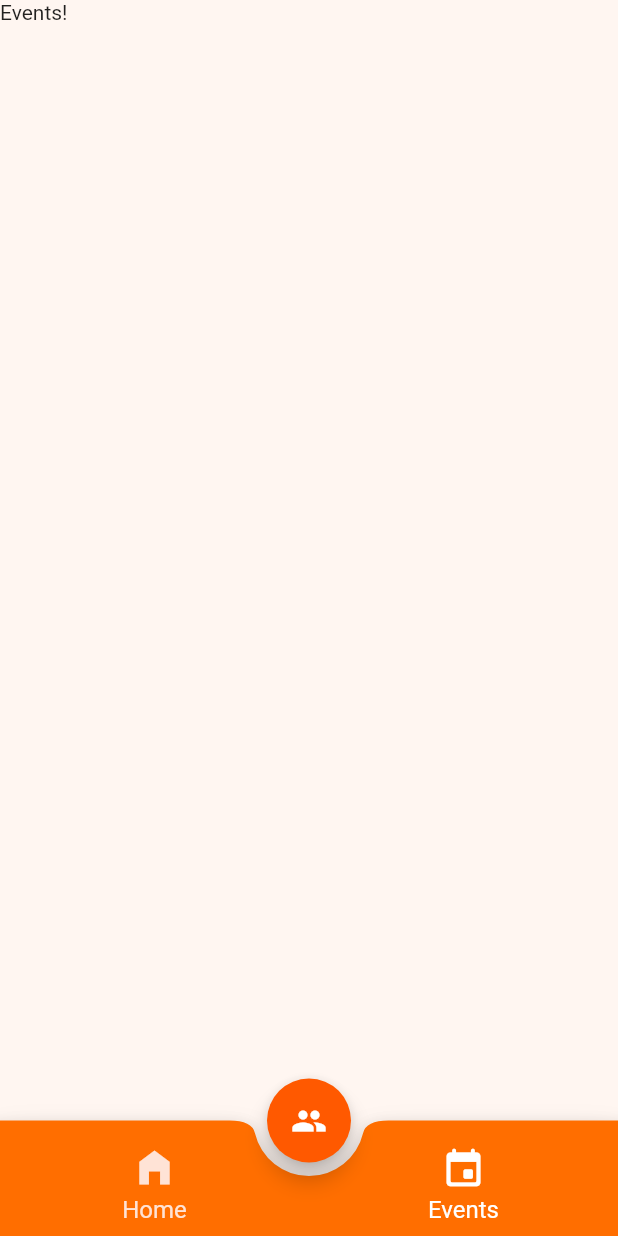
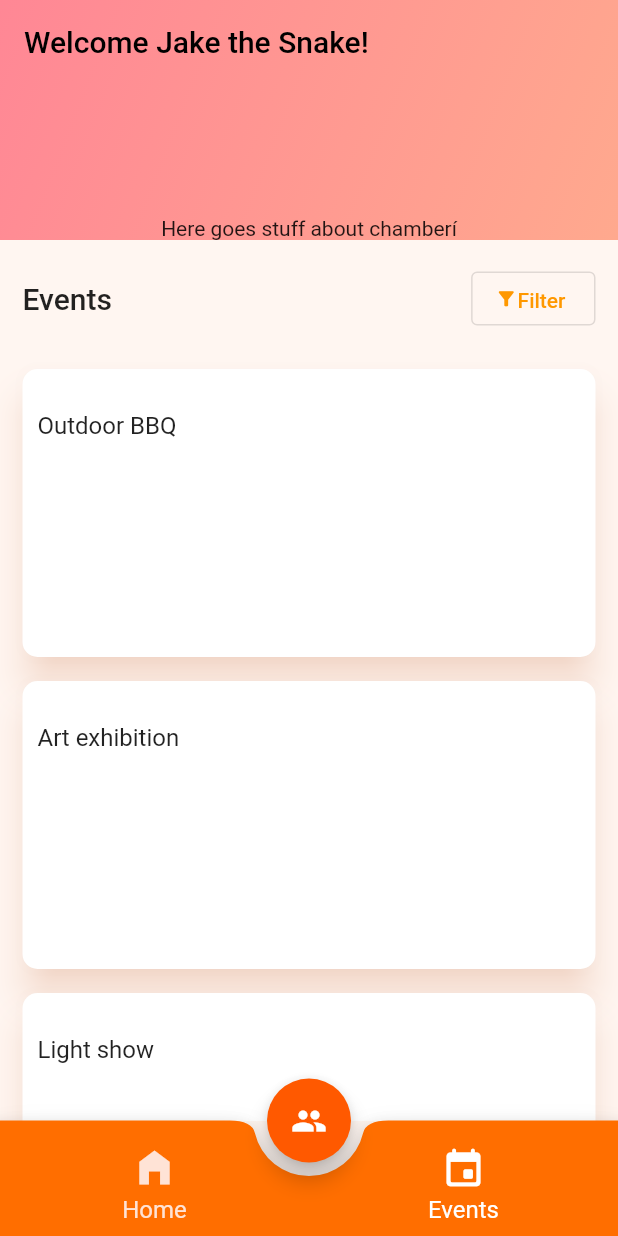
Before and after one commit to JakubOrlinskiUPM/Barriolympics, a Flutter app: the screen it shows after launch, item 2 of the bottom bar chosen, on a phone screen of 412 x 824 dp. Run offline on Flutter 3.47's test engine with Material 2 defaults, Android fonts, the phone set to English and light mode, and no system bars; network calls fail; Roboto replaces fonts that are missing (Narin).

Commit message:
event pages and filter start

```diff
--- a/lib/main.dart
+++ b/lib/main.dart
@@ -3,10 +3,10 @@ import 'package:barriolympics/ui/pages/help.dart';
 import 'package:barriolympics/ui/pages/page_details.dart';
 import 'package:flutter/material.dart';
 import 'package:provider/provider.dart';
-
 import 'package:barriolympics/ui/custom_theme.dart';
 import 'package:barriolympics/ui/pages/home/home.dart';
 import 'package:barriolympics/provider/app_state.dart';
+
 
 void main() {
   runApp(
--- a/lib/models/event.dart
+++ b/lib/models/event.dart
@@ -30,4 +30,6 @@ class Event {
   List<User> goingUsers;
   List<User> goingVolunteers;
   List<User> goingSellers;
+
+
 }
--- a/lib/provider/dummy_data.dart
+++ b/lib/provider/dummy_data.dart
@@ -42,7 +42,7 @@ List<Post> POST_LIST = [
         "This opening was great, so many people showed up! Now everyone come and plant what you want!",
     likes: 0,
     imageUrls: [
-      "https://i.insider.com/5ccb2204e9f08a27c3522ac4?width=2000&format=jpeg&auto=webp",
+      // "https://i.insider.com/5ccb2204e9f08a27c3522ac4?width=2000&format=jpeg&auto=webp",
       "https://hips.hearstapps.com/hmg-prod.s3.amazonaws.com/images/ruth-bancroft-garden-san-francisco-waterwise-garden-1639608182.jpg?crop=1xw:1xh;center,top&resize=980:*",
       "https://upload.wikimedia.org/wikipedia/commons/9/9d/Autumn_Colours_-_Stourhead_-_geograph.org.uk_-_1044997.jpg"
     ],
@@ -108,29 +108,65 @@ List<Event> EVENT_LIST = [
     name: "Outdoor BBQ",
     description: "Lorem ipsum",
     imageUrl: "",
+    // imageUrl: "https://www.verpueblos.com/fotos_originales/8/6/4/01013864.jpg",
     startTime: DateTime(2022, 4, 24, 12),
     endTime: DateTime(2022, 4, 24, 18),
     location: const Location(locationName: "Park"),
     organiser: getRandChoice(USER_LIST),
   ),
   Event(
-    id: 0,
+    id: 1,
     name: "Art exhibition",
     description: "Lorem ipsum",
     imageUrl: "",
+    // imageUrl: "https://i.pinimg.com/originals/2c/05/a8/2c05a805773c632c2d697dc900e8eebf.jpg",
     startTime: DateTime(2022, 4, 15, 10),
     endTime: DateTime(2022, 4, 15, 22),
     location: const Location(locationName: "Gallery"),
     organiser: getRandChoice(USER_LIST),
   ),
   Event(
-    id: 0,
+    id: 2,
     name: "Light show",
     description: "Lorem ipsum",
     imageUrl: "",
+    // imageUrl: "https://res.cloudinary.com/fleetnation/image/private/c_fit,w_1120/g_south,l_text:style_gothic2:%C2%A9%20JJF%20arquitectos,o_20,y_10/g_center,l_watermark4,o_25,y_50/v1575719738/nktklwgxzbl9dejknnsb.jpg",
     startTime: DateTime(2022, 4, 30, 18),
     endTime: DateTime(2022, 4, 31, 23),
     location: const Location(locationName: "Botanical garden"),
+    organiser: getRandChoice(USER_LIST),
+  ),
+  Event(
+    id: 3,
+    name: "Outdoor cinema",
+    description: "Lorem ipsum",
+    imageUrl: "",
+    // imageUrl: "https://img.theculturetrip.com/1440x807/smart/wp-content/uploads/2018/07/096.jpg",
+    startTime: DateTime(2022, 4, 30, 18),
+    endTime: DateTime(2022, 4, 31, 23),
+    location: const Location(locationName: "Autocine Madrid"),
+    organiser: getRandChoice(USER_LIST),
+  ),
+  Event(
+    id: 4,
+    name: "Basketball event",
+    description: "Lorem ipsum",
+    imageUrl: "",
+    // imageUrl: "https://estaticos03.marca.com/albumes/2012/07/08/baloncesto_nike_festival/1341740668_extras_albumes_0.jpg",
+    startTime: DateTime(2022, 4, 30, 18),
+    endTime: DateTime(2022, 4, 31, 23),
+    location: const Location(locationName: "Parque de baloncesto"),
+    organiser: getRandChoice(USER_LIST),
+  ),
+  Event(
+    id: 5,
+    name: "Pool Party",
+    description: "Lorem ipsum",
+    imageUrl: "",
+    // imageUrl: "https://www.partybus.es/wp-content/uploads/2019/05/POOL-PARTY-4.jpg",
+    startTime: DateTime(2022, 4, 30, 18),
+    endTime: DateTime(2022, 4, 31, 23),
+    location: const Location(locationName: "Calle de Velásquez 36"),
     organiser: getRandChoice(USER_LIST),
   ),
 ];
--- /dev/null
+++ b/lib/ui/components/event/event_item.dart
@@ -0,0 +1,66 @@
+import 'dart:ffi';
+// import 'dart:html';
+
+import 'package:barriolympics/ui/components/post/comment_button.dart';
+import 'package:barriolympics/ui/components/post/comment_modal.dart';
+import 'package:barriolympics/ui/components/post/share_button.dart';
+import 'package:flutter/cupertino.dart';
+import 'package:flutter/material.dart';
+
+import 'package:barriolympics/ui/components/post/like_button.dart';
+import 'package:barriolympics/ui/components/user_icon.dart';
+import 'package:barriolympics/models/event.dart';
+
+import '../../../models/event.dart';
+
+class EventItem extends StatefulWidget {
+  const EventItem({Key? key, required this.event}) : super(key: key);
+
+  final Event event;
+
+  @override
+  State<EventItem> createState() => _EventItemState();
+}
+
+class _EventItemState extends State<EventItem> {
+  @override
+  Widget build(BuildContext context) {
+    return Card(
+      child: Padding(
+        padding: const EdgeInsets.all(10),
+        child: Column(
+          crossAxisAlignment: CrossAxisAlignment.start,
+          children: [
+          ListTile(
+          horizontalTitleGap: 0,
+          contentPadding: EdgeInsets.all(0),
+          title: Text(widget.event.name),
+
+
+          ),
+            Padding(
+              padding: const EdgeInsets.symmetric(vertical: 8.0),
+              child: SizedBox(
+                height: 100,
+                child: ListView.separated(
+                  scrollDirection: Axis.horizontal,
+                  itemCount: widget.event.imageUrl.length,
+                  itemBuilder: (context, index) {
+                    return Image.network(widget.event.imageUrl[index],
+                      errorBuilder: (context, exception, stackTrack) => Icon(Icons.error,),
+                        loadingBuilder: (context, exception, stackTrack) => CircularProgressIndicator(),
+
+                    );
+                  },
+                  separatorBuilder: (BuildContext context, int index) {
+                    return const Padding(padding: EdgeInsets.all(6));
+                  },
+                ),
+              ),
+            ),
+        ]
+        ),
+        ),
+      );
+  }
+}
--- a/lib/ui/pages/events/events_page.dart
+++ b/lib/ui/pages/events/events_page.dart
@@ -1,4 +1,8 @@
 import 'package:flutter/material.dart';
+import 'package:barriolympics/ui/components/top_banner.dart';
+import 'package:barriolympics/ui/components/event/event_list.dart';
+import 'package:barriolympics/ui/components/post/like_button.dart';
+import 'package:barriolympics/ui/pages/events/filter_page.dart';
 
 class EventsPage extends StatefulWidget {
   const EventsPage({Key? key}) : super(key: key);
@@ -10,6 +14,61 @@ class EventsPage extends StatefulWidget {
 class _EventsPageState extends State<EventsPage> {
   @override
   Widget build(BuildContext context) {
-    return Container(child: SafeArea(child: Text("Events!")),);
+    return Scaffold(
+      body: CustomScrollView(
+        slivers: <Widget>[
+          const TopBanner(),
+          // const SliverAppBar(
+          //     pinned: true,
+          //   title:
+          //
+          // ),
+          SliverToBoxAdapter(
+              child: Row(
+                children: <Widget>[
+                  Padding(
+                        padding: const EdgeInsets.all(15),
+                        child: Text('Events',
+                            style: Theme.of(context).textTheme.headline6),
+                      ),
+                  const Spacer(),
+                  Padding(
+                    padding: const EdgeInsets.all(15),
+                    child: OutlinedButton(
+                      onPressed: () {
+                        Navigator.push(
+                          context,
+                          MaterialPageRoute(builder: (context) => const FilterPage()),
+                        );
+                      },
+                      child: Row(
+                        mainAxisAlignment: MainAxisAlignment.center,
+                        crossAxisAlignment: CrossAxisAlignment.center,
+                        children: const [
+                          Icon(Icons.filter_alt, size: 15),
+                          Padding(
+                            padding: EdgeInsets.only(right: 4),
+                            child: Text(
+                              'Filter',
+                              style: TextStyle(height: 1.5),
+                            ),
+                          ),
+                        ],
+                      ),
+                    ),
+                  )
+
+
+                    ]
+            )
+                    ),
+
+
+
+           const EventList(),
+        ],
+      ),
+    );
+
   }
 }
--- a/pubspec.yaml
+++ b/pubspec.yaml
@@ -35,6 +35,7 @@ dependencies:
   # Use with the CupertinoIcons class for iOS style icons.
   cupertino_icons: ^1.0.2
   provider: ^6.0.2
+  sliver_tools: ^0.2.5
 
 dev_dependencies:
   flutter_test:
```
Also changed, not shown: lib/ui/components/event/event_list.dart (+20 -15 lines), lib/ui/pages/events/filter_page.dart (added, +39 -0 lines), pubspec.lock.
